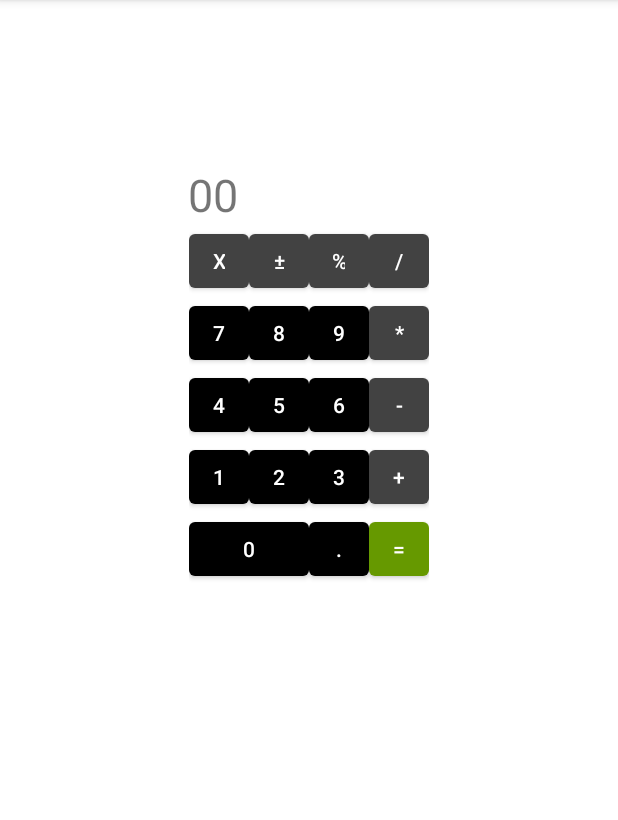
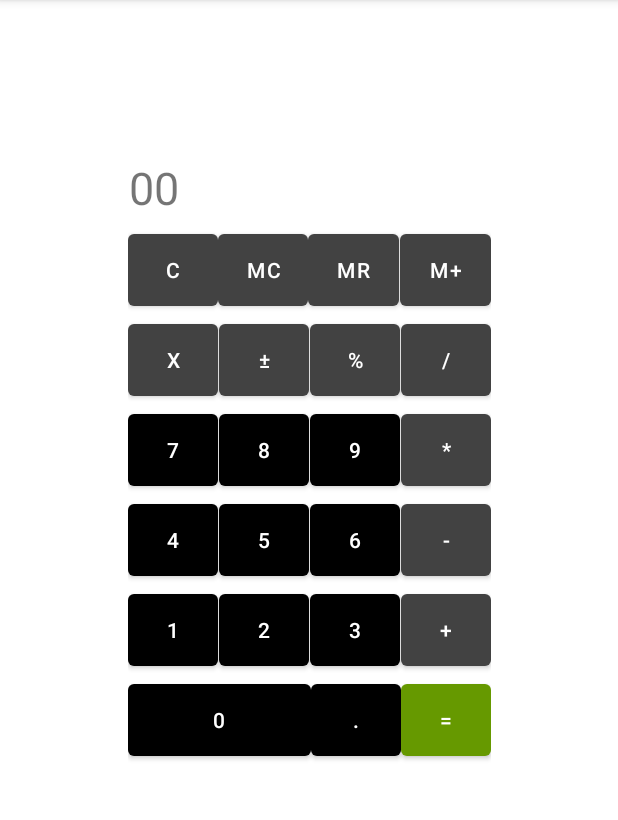
Before and after one commit to PavelIks/Android_Calculator, an Android app: the screen it shows after launch (MainActivity), on a phone screen of 412 x 824 dp, the part 84-904 px from its top. Run offline under Robolectric (Android 15) with nearby library versions, the phone set to English and light mode, and no system bars.

Commit message:
Updated-7.

```diff
--- a/app/src/main/res/layout/activity_main.xml
+++ b/app/src/main/res/layout/activity_main.xml
@@ -29,9 +29,62 @@
             android:orientation="horizontal">
 
             <Button
+                android:id="@+id/button4"
+                android:layout_width="60dp"
+                android:layout_height="60dp"
+                android:layout_weight="1"
+                android:text="C"
+                app:backgroundTint="@color/cardview_dark_background" />
+
+            <Space
+                android:layout_width="wrap_content"
+                android:layout_height="wrap_content"
+                android:layout_weight="1" />
+
+            <Button
+                android:id="@+id/button3"
+                android:layout_width="60dp"
+                android:layout_height="60dp"
+                android:layout_weight="1"
+                android:text="MC"
+                app:backgroundTint="@color/cardview_dark_background" />
+
+            <Space
+                android:layout_width="wrap_content"
+                android:layout_height="wrap_content"
+                android:layout_weight="1" />
+
+            <Button
+                android:id="@+id/button2"
+                android:layout_width="60dp"
+                android:layout_height="60dp"
+                android:layout_weight="1"
+                android:text="MR"
+                app:backgroundTint="@color/cardview_dark_background" />
+
+            <Space
+                android:layout_width="wrap_content"
+                android:layout_height="wrap_content"
+                android:layout_weight="1" />
+
+            <Button
+                android:id="@+id/button"
+                android:layout_width="60dp"
+                android:layout_height="60dp"
+                android:layout_weight="1"
+                android:text="M+"
+                app:backgroundTint="@color/cardview_dark_background" />
+        </LinearLayout>
+
+        <LinearLayout
+            android:layout_width="match_parent"
+            android:layout_height="match_parent"
+            android:orientation="horizontal">
+
+            <Button
                 android:id="@+id/btn1"
-                android:layout_width="40dp"
-                android:layout_height="wrap_content"
+                android:layout_width="60dp"
+                android:layout_height="60dp"
                 android:text="X"
                 app:backgroundTint="@color/cardview_dark_background" />
 
@@ -42,8 +95,8 @@
 
             <Button
                 android:id="@+id/btn2"
-                android:layout_width="40dp"
-                android:layout_height="wrap_content"
+                android:layout_width="60dp"
+                android:layout_height="60dp"
                 android:text="±"
                 app:backgroundTint="@color/cardview_dark_background" />
 
@@ -54,8 +107,8 @@
 
             <Button
                 android:id="@+id/btn3"
-                android:layout_width="40dp"
-                android:layout_height="wrap_content"
+                android:layout_width="60dp"
+                android:layout_height="60dp"
                 android:text="%"
                 app:backgroundTint="@color/cardview_dark_background" />
 
@@ -66,8 +119,8 @@
 
             <Button
                 android:id="@+id/btn4"
-                android:layout_width="40dp"
-                android:layout_height="wrap_content"
+                android:layout_width="60dp"
+                android:layout_height="60dp"
                 android:text="/"
                 app:backgroundTint="@color/cardview_dark_background" />
         </LinearLayout>
@@ -79,8 +132,8 @@
 
             <Button
                 android:id="@+id/btn5"
-                android:layout_width="40dp"
-                android:layout_height="wrap_content"
+                android:layout_width="60dp"
+                android:layout_height="60dp"
                 android:text="7"
                 app:backgroundTint="@color/black" />
 
@@ -91,8 +144,8 @@
 
             <Button
                 android:id="@+id/btn6"
-                android:layout_width="40dp"
-                android:layout_height="wrap_content"
+                android:layout_width="60dp"
+                android:layout_height="60dp"
                 android:text="8"
                 app:backgroundTint="@color/black" />
 
@@ -103,8 +156,8 @@
 
             <Button
                 android:id="@+id/btn7"
-                android:layout_width="40dp"
-                android:layout_height="wrap_content"
+                android:layout_width="60dp"
+                android:layout_height="60dp"
                 android:text="9"
                 app:backgroundTint="@color/black" />
 
@@ -115,8 +168,8 @@
 
             <Button
                 android:id="@+id/btn8"
-                android:layout_width="40dp"
-                android:layout_height="wrap_content"
+                android:layout_width="60dp"
+                android:layout_height="60dp"
                 android:text="*"
                 app:backgroundTint="@color/cardview_dark_background" />
         </LinearLayout>
@@ -128,8 +181,8 @@
 
             <Button
                 android:id="@+id/btn9"
-                android:layout_width="40dp"
-                android:layout_height="wrap_content"
+                android:layout_width="60dp"
+                android:layout_height="60dp"
                 android:text="4"
                 app:backgroundTint="@color/black" />
 
@@ -140,8 +193,8 @@
 
             <Button
                 android:id="@+id/btn10"
-                android:layout_width="40dp"
-                android:layout_height="wrap_content"
+                android:layout_width="60dp"
+                android:layout_height="60dp"
                 android:text="5"
                 app:backgroundTint="@color/black" />
 
@@ -152,8 +205,8 @@
 
             <Button
                 android:id="@+id/btn11"
-                android:layout_width="40dp"
-                android:layout_height="wrap_content"
+                android:layout_width="60dp"
+                android:layout_height="60dp"
                 android:text="6"
                 app:backgroundTint="@color/black" />
 
@@ -164,8 +217,8 @@
 
             <Button
                 android:id="@+id/btn12"
-                android:layout_width="40dp"
-                android:layout_height="wrap_content"
+                android:layout_width="60dp"
+                android:layout_height="60dp"
                 android:text="-"
                 app:backgroundTint="@color/cardview_dark_background" />
         </LinearLayout>
@@ -177,8 +230,8 @@
 
             <Button
                 android:id="@+id/btn13"
-                android:layout_width="40dp"
-                android:layout_height="wrap_content"
+                android:layout_width="60dp"
+                android:layout_height="60dp"
                 android:text="1"
                 app:backgroundTint="@color/black" />
 
@@ -189,8 +242,8 @@
 
             <Button
                 android:id="@+id/btn14"
-                android:layout_width="40dp"
-                android:layout_height="wrap_content"
+                android:layout_width="60dp"
+                android:layout_height="60dp"
                 android:text="2"
                 app:backgroundTint="@color/black" />
 
@@ -201,8 +254,8 @@
 
             <Button
                 android:id="@+id/btn15"
-                android:layout_width="40dp"
-                android:layout_height="wrap_content"
+                android:layout_width="60dp"
+                android:layout_height="60dp"
                 android:text="3"
                 app:backgroundTint="@color/black" />
 
@@ -213,8 +266,8 @@
 
             <Button
                 android:id="@+id/btn16"
-                android:layout_width="40dp"
-                android:layout_height="wrap_content"
+                android:layout_width="60dp"
+                android:layout_height="60dp"
                 android:text="+"
                 app:backgroundTint="@color/cardview_dark_background" />
 
@@ -227,8 +280,8 @@
 
             <Button
                 android:id="@+id/btn17"
-                android:layout_width="80dp"
-                android:layout_height="wrap_content"
+                android:layout_width="122dp"
+                android:layout_height="60dp"
                 android:text="0"
                 app:backgroundTint="@color/black" />
 
@@ -239,8 +292,8 @@
 
             <Button
                 android:id="@+id/btn18"
-                android:layout_width="40dp"
-                android:layout_height="wrap_content"
+                android:layout_width="60dp"
+                android:layout_height="60dp"
                 android:text="."
                 app:backgroundTint="@color/black" />
 
@@ -251,8 +304,8 @@
 
             <Button
                 android:id="@+id/btn19"
-                android:layout_width="40dp"
-                android:layout_height="wrap_content"
+                android:layout_width="60dp"
+                android:layout_height="60dp"
                 android:text="="
                 app:backgroundTint="@android:color/holo_green_dark" />
         </LinearLayout>
@@ -261,8 +314,8 @@
 
     <TextView
         android:id="@+id/tv1"
-        android:layout_width="159dp"
-        android:layout_height="33dp"
+        android:layout_width="237dp"
+        android:layout_height="45dp"
         android:layout_marginStart="24dp"
         android:layout_marginLeft="24dp"
         android:layout_marginTop="110dp"
```
Also changed, not shown: 1 other file.
